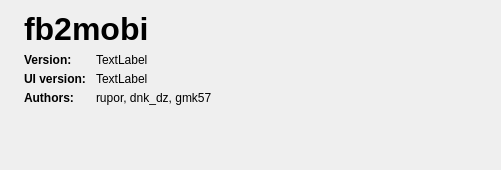
Before: the Qt Designer form ui/AboutDialog.ui in rupor-github/fb2mobi, drawn with Qt 5.
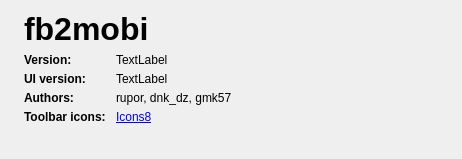
After: the same form once the commit is applied. Icons and pictures are not drawn.

```diff
--- a/ui/AboutDialog.ui
+++ b/ui/AboutDialog.ui
@@ -9,8 +9,8 @@
    <rect>
     <x>0</x>
     <y>0</y>
-    <width>501</width>
-    <height>170</height>
+    <width>462</width>
+    <height>159</height>
    </rect>
   </property>
   <property name="sizePolicy">
@@ -92,6 +92,32 @@
          <property name="verticalSpacing">
           <number>5</number>
          </property>
+         <item row="2" column="1">
+          <widget class="QLabel" name="label_8">
+           <property name="sizePolicy">
+            <sizepolicy hsizetype="Preferred" vsizetype="Maximum">
+             <horstretch>0</horstretch>
+             <verstretch>0</verstretch>
+            </sizepolicy>
+           </property>
+           <property name="text">
+            <string>rupor, dnk_dz, gmk57</string>
+           </property>
+          </widget>
+         </item>
+         <item row="4" column="1">
+          <spacer name="verticalSpacer">
+           <property name="orientation">
+            <enum>Qt::Vertical</enum>
+           </property>
+           <property name="sizeHint" stdset="0">
+            <size>
+             <width>20</width>
+             <height>40</height>
+            </size>
+           </property>
+          </spacer>
+         </item>
          <item row="0" column="0">
           <widget class="QLabel" name="label_3">
            <property name="font">
@@ -163,31 +189,28 @@
            </property>
           </widget>
          </item>
-         <item row="2" column="1">
-          <widget class="QLabel" name="label_8">
-           <property name="sizePolicy">
-            <sizepolicy hsizetype="Preferred" vsizetype="Maximum">
-             <horstretch>0</horstretch>
-             <verstretch>0</verstretch>
-            </sizepolicy>
+         <item row="3" column="0">
+          <widget class="QLabel" name="label">
+           <property name="font">
+            <font>
+             <weight>75</weight>
+             <bold>true</bold>
+            </font>
            </property>
            <property name="text">
-            <string>rupor, dnk_dz, gmk57</string>
+            <string>Toolbar icons:</string>
            </property>
           </widget>
          </item>
          <item row="3" column="1">
-          <spacer name="verticalSpacer">
-           <property name="orientation">
-            <enum>Qt::Vertical</enum>
+          <widget class="QLabel" name="label_6">
+           <property name="text">
+            <string>&lt;a href='https://icons8.com/'&gt;Icons8&lt;/a&gt;</string>
            </property>
-           <property name="sizeHint" stdset="0">
-            <size>
-             <width>20</width>
-             <height>40</height>
-            </size>
+           <property name="openExternalLinks">
+            <bool>true</bool>
            </property>
-          </spacer>
+          </widget>
          </item>
         </layout>
        </item>
```
